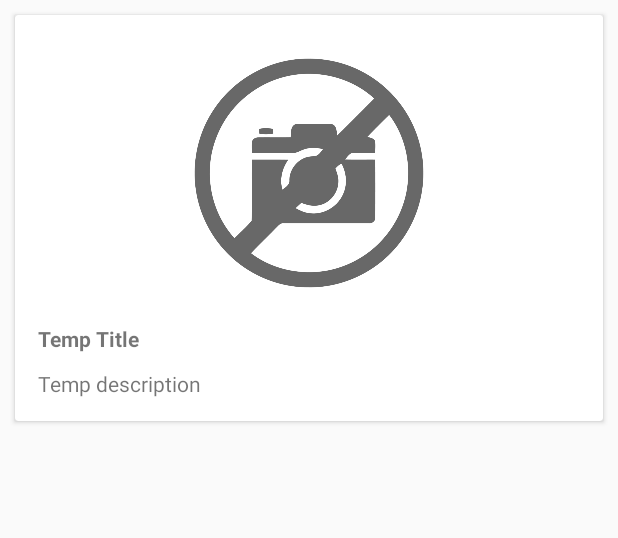
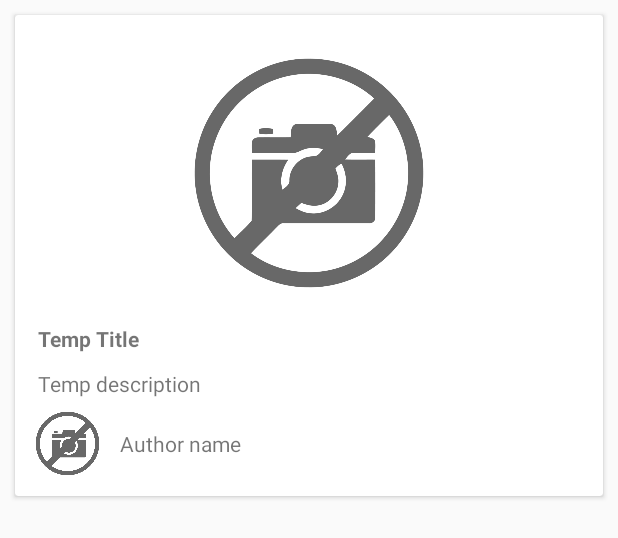
Before and after one commit to gabydunn/jSoupAndroid, an Android app: the layout explore_recipecard.xml on its own in the app's theme, with its tools: preview values and no code run, on a phone screen of 412 x 824 dp. Shown: the top 538 px of the screen. Run offline under Robolectric (Android 15) with nearby library versions, the phone set to English and light mode, and no system bars.

Commit message:
Author name and image

```diff
--- a/RecipeFeed/app/build.gradle
+++ b/RecipeFeed/app/build.gradle
@@ -22,6 +22,7 @@ dependencies {
     implementation fileTree(dir: 'libs', include: ['*.jar'])
     implementation 'com.android.support:appcompat-v7:28.0.0'
     implementation 'com.squareup.picasso:picasso:2.5.2'
+    implementation 'de.hdodenhof:circleimageview:3.0.0'
     implementation 'com.android.support.constraint:constraint-layout:1.1.3'
     implementation 'com.android.support:cardview-v7:28.0.0'
     implementation 'org.jsoup:jsoup:1.12.1'
--- a/RecipeFeed/app/src/main/res/layout/explore_recipecard.xml
+++ b/RecipeFeed/app/src/main/res/layout/explore_recipecard.xml
@@ -35,6 +35,23 @@
             android:layout_margin="5dp"
             android:id="@+id/recipecard_description"
             android:layout_below="@id/recipecard_title"/>
+        <de.hdodenhof.circleimageview.CircleImageView
+            android:layout_width="50dp"
+            android:layout_height="50dp"
+            android:id="@+id/recipecard_authorimage"
+            android:layout_below="@+id/recipecard_description"
+            android:src="@drawable/noimageicon"
+            />
+
+        <TextView
+            android:layout_width="wrap_content"
+            android:layout_height="wrap_content"
+            android:layout_below="@id/recipecard_description"
+            android:layout_toEndOf="@id/recipecard_authorimage"
+            android:layout_marginTop="15dp"
+            android:layout_marginStart="10dp"
+            android:id="@+id/recipecard_authorname"
+            android:text="Author name" />
 
     </RelativeLayout>
 
```
Also changed, not shown: RecipeFeed/app/src/main/java/com/gdunn/owner/recipefeed/ExploreRecyclerAdapter.java (+9 -0 lines), RecipeFeed/app/src/main/java/com/gdunn/owner/recipefeed/FragmentExplore.java (+9 -0 lines), RecipeFeed/app/src/main/java/com/gdunn/owner/recipefeed/RecipeCardModel.java (+18 -0 lines).
